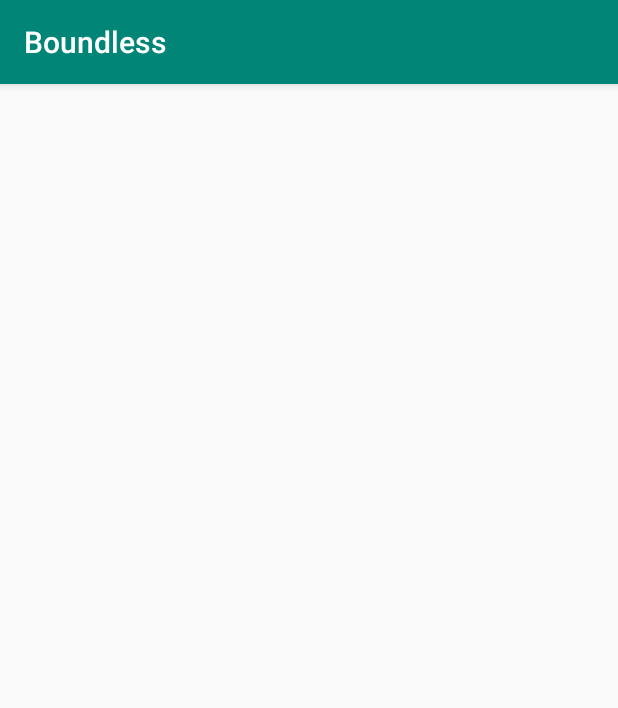
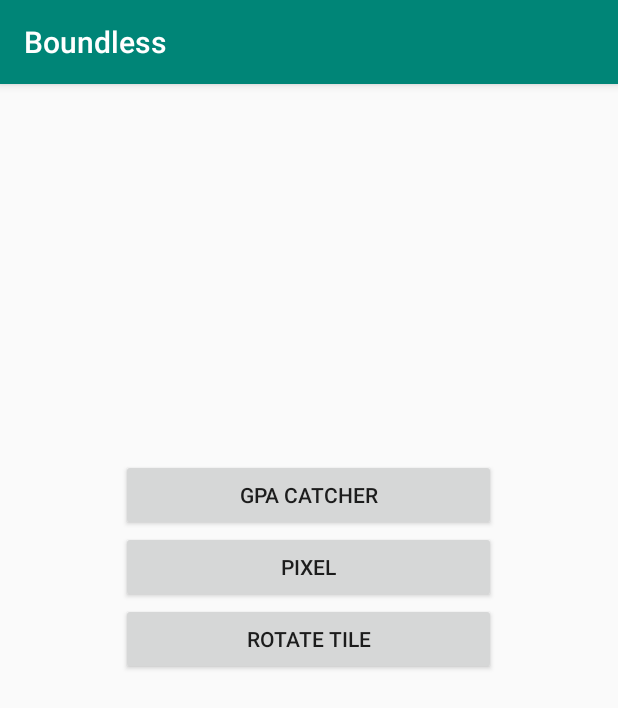
Before and after one commit to JTRcode/boundless-games, an Android app: the Menu screen opened directly, with no data from a screen before it, on a phone screen of 412 x 824 dp. Shown: the top 708 px of the screen. Run offline under Robolectric (Android 15) with nearby library versions, the phone set to English and light mode, and no system bars.

Commit message:
"Rename xml widgets and better formats"

```diff
--- a/phase1/Boundless/app/src/main/java/com/example/boundless/PixelGame/PixelPanel.java
+++ b/phase1/Boundless/app/src/main/java/com/example/boundless/PixelGame/PixelPanel.java
@@ -53,5 +53,8 @@ public class PixelPanel extends SurfaceView implements SurfaceHolder.Callback {
     @Override
     public void draw(Canvas canvas){
         super.draw(canvas);
+        if(canvas != null){
+            //PixelManager.draw(canvas);
+        }
     }
 }
--- a/phase1/Boundless/app/src/main/res/layout/game_page.xml
+++ /dev/null
@@ -1,5 +0,0 @@
-<?xml version="1.0" encoding="utf-8"?>
-<RelativeLayout xmlns:android="http://schemas.android.com/apk/res/android"
-    android:layout_width="match_parent" android:layout_height="match_parent">
-
-</RelativeLayout>
--- a/phase1/Boundless/app/src/main/res/layout/login_page.xml
+++ b/phase1/Boundless/app/src/main/res/layout/login_page.xml
@@ -21,7 +21,7 @@
         android:id="@+id/signIn"
         android:layout_width="match_parent"
         android:layout_height="wrap_content"
-        android:text="@string/password"
+        android:text="@string/sign_in"
         android:onClick="signIn"/>
 
 
--- /dev/null
+++ b/phase1/Boundless/app/src/main/res/layout/menu.xml
@@ -0,0 +1,29 @@
+<?xml version="1.0" encoding="utf-8"?>
+<RelativeLayout xmlns:android="http://schemas.android.com/apk/res/android"
+    android:layout_width="match_parent" android:layout_height="match_parent">
+
+    <Button
+        android:id="@+id/GPACatcherGame"
+        android:layout_width="250dp"
+        android:layout_height="wrap_content"
+        android:layout_centerHorizontal="true"
+        android:text="@string/gpa_catcher"
+        android:layout_marginTop="250dp"
+        android:onClick="startGame"/>
+
+    <Button
+        android:layout_width="250dp"
+        android:layout_height="wrap_content"
+        android:id="@+id/PixelGame"
+        android:text="@string/pixel"
+        android:layout_centerHorizontal="true"
+        android:layout_below="@id/GPACatcherGame"/>
+
+    <Button
+        android:id="@+id/RotateTile"
+        android:layout_width="250dp"
+        android:layout_height="wrap_content"
+        android:text="@string/rotate_tile"
+        android:layout_centerHorizontal="true"
+        android:layout_below="@id/PixelGame"/>
+</RelativeLayout>
--- a/phase1/Boundless/app/src/main/res/values/strings.xml
+++ b/phase1/Boundless/app/src/main/res/values/strings.xml
@@ -4,4 +4,8 @@
     <string name="password">Password</string>
     <string name="create_account">Create Account</string>
     <string name="username">Username</string>
+    <string name="gpa_catcher">GPA Catcher</string>
+    <string name="pixel">Pixel</string>
+    <string name="rotate_tile">Rotate Tile</string>
+    <string name="sign_in">Sign In</string>
 </resources>
```
